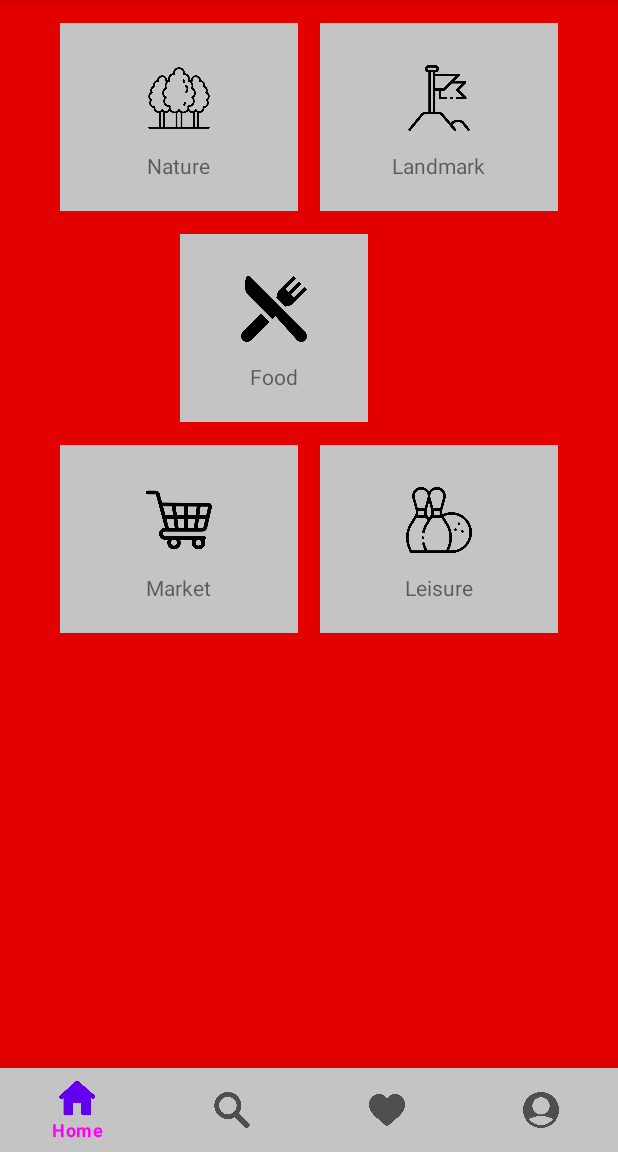
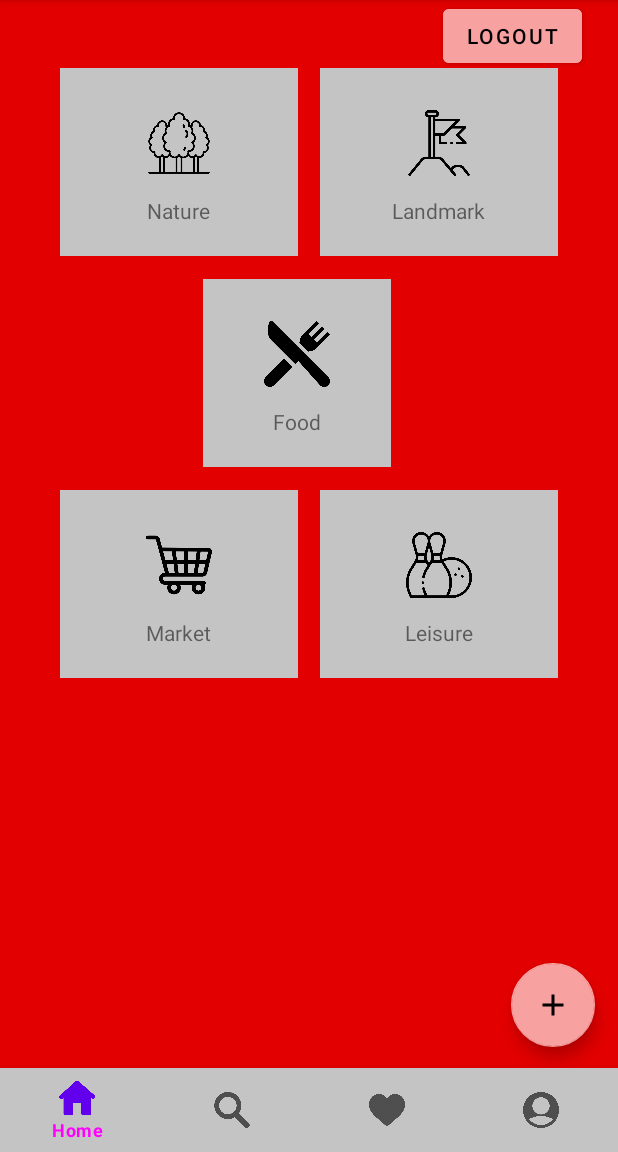
Before and after one commit to bcrennen/Asahi_Ryoko_Android_App, an Android app: the MainActivity screen opened directly, with no data from a screen before it, on a phone screen of 412 x 824 dp, the part 84-1236 px from its top. Run offline under Robolectric (Android 15) with nearby library versions, the phone set to English and light mode, and no system bars; our stand-ins replace Firebase (no records; nobody signed in at launch, a user with empty details on screens opened directly).

Commit message:
fixed error for search activity and added key values for going into each individual intent, added logo and title for start up app icon

```diff
--- a/app/build.gradle
+++ b/app/build.gradle
@@ -43,11 +43,15 @@ dependencies {
     def recyclerview_version = "1.0.0"
     implementation "androidx.recyclerview:recyclerview:$recyclerview_version"
     implementation 'com.squareup.picasso:picasso:2.5.2'
+    implementation 'com.github.bumptech.glide:glide:4.11.0'
+    implementation 'de.hdodenhof:circleimageview:3.1.0'
     testImplementation 'junit:junit:4.+'
     androidTestImplementation 'androidx.test.ext:junit:1.1.2'
     androidTestImplementation 'androidx.test.espresso:espresso-core:3.3.0'
     compileOnly 'com.google.android.wearable:wearable:2.8.1'
 
+    implementation 'com.firebaseui:firebase-ui-database:6.2.1'
+
     // FirebaseUI Storage only
     implementation 'com.firebaseui:firebase-ui-storage:6.4.0'
 }
--- a/app/src/main/AndroidManifest.xml
+++ b/app/src/main/AndroidManifest.xml
@@ -12,9 +12,11 @@
         android:allowBackup="true"
         android:icon="@mipmap/ic_launcher"
         android:label="@string/app_name"
-        android:roundIcon="@mipmap/ic_launcher_round"
+        android:roundIcon="@drawable/asahi_ryoko_logo"
         android:supportsRtl="true"
         android:theme="@style/Theme.AsahiRyoko">
+        <activity android:name=".LikedAndFavActivity"></activity>
+        <activity android:name=".Search"></activity>
         <activity android:name=".DisplayPostActivity"></activity>
         <activity android:name=".LikedAndFavActivity" />
         <activity android:name=".edit_profile_activity" />
--- a/app/src/main/java/ca/bcit/asahiryoko/MainActivity.java
+++ b/app/src/main/java/ca/bcit/asahiryoko/MainActivity.java
@@ -12,6 +12,7 @@ import android.widget.ImageButton;
 import android.widget.RelativeLayout;
 
 import com.google.android.material.bottomnavigation.BottomNavigationView;
+import com.google.android.material.floatingactionbutton.FloatingActionButton;
 import com.google.firebase.auth.FirebaseAuth;
 
 public class MainActivity extends AppCompatActivity {
@@ -19,15 +20,101 @@ public class MainActivity extends AppCompatActivity {
     private Button logoutButton;
     private ImageButton postButton;
 
-    //RelativeLayout rellay_nature, rellay_landmark, rellay_food, rellay_market, rellay_leisure;
+    private FloatingActionButton postFab;
+
+    RelativeLayout rellay_nature, rellay_landmark, rellay_food, rellay_market, rellay_leisure;
 
     @Override
     protected void onCreate(Bundle savedInstanceState) {
         super.onCreate(savedInstanceState);
         setContentView(R.layout.activity_main);
 
+        // TODO: Reformat
+        BottomNavigationView bottomNavigationView = findViewById(R.id.navbar);
+
         logoutButton = findViewById(R.id.LogoutBtn);
-        postButton = findViewById(R.id.PostBtn);
+
+        postFab = findViewById(R.id.postFloat);
+        bottomNavigationView.setSelectedItemId(R.id.home);
+
+        bottomNavigationView.setOnNavigationItemSelectedListener(new BottomNavigationView.OnNavigationItemSelectedListener() {
+            @Override
+            public boolean onNavigationItemSelected(@NonNull MenuItem item) {
+                switch (item.getItemId()){
+                    case R.id.home:
+                        return true;
+
+                    case R.id.search:
+                        startActivity(new Intent(getApplicationContext(),
+                                Search.class));
+                        overridePendingTransition(0,0);
+                        return true;
+
+                    case R.id.like:
+                        startActivity(new Intent(getApplicationContext(),
+                                LikedAndFavActivity.class));
+                        overridePendingTransition(0,0);
+                        return true;
+
+                    case R.id.profile:
+                        startActivity(new Intent(getApplicationContext(),
+                                ProfileActivity.class));
+                        overridePendingTransition(0,0);
+                        return true;
+
+                }
+                return false;
+            }
+
+        });
+
+        rellay_nature = findViewById(R.id.nature);
+        rellay_landmark = findViewById(R.id.landmark);
+        rellay_food = findViewById(R.id.food);
+        rellay_market = findViewById(R.id.market);
+        rellay_leisure = findViewById(R.id.leisure);
+
+        rellay_nature.setOnClickListener(new View.OnClickListener() {
+            @Override
+            public void onClick(View view) {
+                Intent intent = new Intent(MainActivity.this, DisplayPostActivity.class);
+                intent.putExtra("Filter", "Nature");
+                startActivity(intent);
+            }
+        });
+
+        rellay_landmark.setOnClickListener(new View.OnClickListener() {
+            @Override
+            public void onClick(View view) {
+                Intent intent = new Intent(MainActivity.this, DisplayPostActivity.class);
+                intent.putExtra("Filter", "Landmarks");
+                startActivity(intent);
+            }
+        });
+        rellay_food.setOnClickListener(new View.OnClickListener() {
+            @Override
+            public void onClick(View view) {
+                Intent intent = new Intent(MainActivity.this, DisplayPostActivity.class);
+                intent.putExtra("Filter", "Food");
+                startActivity(intent);
+            }
+        });
+        rellay_market.setOnClickListener(new View.OnClickListener() {
+            @Override
+            public void onClick(View view) {
+                Intent intent = new Intent(MainActivity.this, DisplayPostActivity.class);
+                intent.putExtra("Filter", "Market Or Shopping");
+                startActivity(intent);
+            }
+        });
+        rellay_leisure.setOnClickListener(new View.OnClickListener() {
+            @Override
+            public void onClick(View view) {
+                Intent intent = new Intent(MainActivity.this, DisplayPostActivity.class);
+                intent.putExtra("Filter", "Leisure");
+                startActivity(intent);
+            }
+        });
 
         logoutButton.setOnClickListener(new View.OnClickListener() {
             @Override
@@ -38,101 +125,12 @@ public class MainActivity extends AppCompatActivity {
             }
         });
 
-        postButton.setOnClickListener(new View.OnClickListener() {
+        postFab.setOnClickListener(new View.OnClickListener() {
             @Override
             public void onClick(View v) {
                 Intent postActivityIntent = new Intent(MainActivity.this, UserPostActivity.class);
                 startActivity(postActivityIntent);
             }
         });
-
-        // TODO: Reformat
-//        BottomNavigationView bottomNavigationView = findViewById(R.id.navbar);
-//
-//        bottomNavigationView.setSelectedItemId(R.id.home);
-//
-//        bottomNavigationView.setOnNavigationItemSelectedListener(new BottomNavigationView.OnNavigationItemSelectedListener() {
-//            @Override
-//            public boolean onNavigationItemSelected(@NonNull MenuItem item) {
-//                switch (item.getItemId()){
-//                    case R.id.home:
-//                        return true;
-//
-//                    case R.id.search:
-//                        startActivity(new Intent(getApplicationContext(),
-//                                Search.class));
-//                        overridePendingTransition(0,0);
-//                        return true;
-//
-//                    case R.id.like:
-//                        startActivity(new Intent(getApplicationContext(),
-//                                Likes.class));
-//                        overridePendingTransition(0,0);
-//                        return true;
-//
-//                    case R.id.profile:
-//                        startActivity(new Intent(getApplicationContext(),
-//                                Profile.class));
-//                        overridePendingTransition(0,0);
-//                        return true;
-//
-//                }
-//                return false;
-//            }
-//
-//        });
-//
-//        rellay_nature = findViewById(R.id.nature);
-//        rellay_landmark = findViewById(R.id.landmark);
-//        rellay_food = findViewById(R.id.food);
-//        rellay_market = findViewById(R.id.market);
-//        rellay_leisure = findViewById(R.id.leisure);
-//
-//        rellay_nature.setOnClickListener(new View.OnClickListener() {
-//            @Override
-//            public void onClick(View view) {
-//                Intent intent = new Intent(MainActivity.this, Nature.class);
-//                intent.addFlags(Intent.FLAG_ACTIVITY_SINGLE_TOP);
-//                startActivity(intent);
-//            }
-//        });
-//
-//        rellay_landmark.setOnClickListener(new View.OnClickListener() {
-//            @Override
-//            public void onClick(View view) {
-//                Intent intent = new Intent(MainActivity.this, Landmark.class);
-//                intent.addFlags(Intent.FLAG_ACTIVITY_SINGLE_TOP);
-//                startActivity(intent);
-//            }
-//        });
-//        rellay_food.setOnClickListener(new View.OnClickListener() {
-//            @Override
-//            public void onClick(View view) {
-//                Intent intent = new Intent(MainActivity.this, Food.class);
-//                intent.addFlags(Intent.FLAG_ACTIVITY_SINGLE_TOP);
-//                startActivity(intent);
-//            }
-//        });
-//        rellay_market.setOnClickListener(new View.OnClickListener() {
-//            @Override
-//            public void onClick(View view) {
-//                Intent intent = new Intent(MainActivity.this, Market.class);
-//                intent.addFlags(Intent.FLAG_ACTIVITY_SINGLE_TOP);
-//                startActivity(intent);
-//            }
-//        });
-//        rellay_leisure.setOnClickListener(new View.OnClickListener() {
-//            @Override
-//            public void onClick(View view) {
-//                Intent intent = new Intent(MainActivity.this, Leisure.class);
-//                intent.addFlags(Intent.FLAG_ACTIVITY_SINGLE_TOP);
-//                startActivity(intent);
-//            }
-//        });
-//    }
-//
-//    public void testnaturelist(View view) {
-//        Intent intent = new Intent(MainActivity.this, NatureListActivity.class);
-//        startActivity(intent);
-//    }
-} }
+    }
+}
--- /dev/null
+++ b/app/src/main/res/drawable/ic_baseline_add_24.xml
@@ -0,0 +1,5 @@
+<vector android:height="24dp" android:tint="#DC0000"
+    android:viewportHeight="24" android:viewportWidth="24"
+    android:width="24dp" xmlns:android="http://schemas.android.com/apk/res/android">
+    <path android:fillColor="@android:color/white" android:pathData="M19,13h-6v6h-2v-6H5v-2h6V5h2v6h6v2z"/>
+</vector>
--- /dev/null
+++ b/app/src/main/res/drawable/ic_baseline_add_35.xml
@@ -0,0 +1,5 @@
+<vector android:height="35dp" android:tint="?attr/colorControlNormal"
+    android:viewportHeight="24" android:viewportWidth="24"
+    android:width="35dp" xmlns:android="http://schemas.android.com/apk/res/android">
+    <path android:fillColor="@android:color/white" android:pathData="M19,13h-6v6h-2v-6H5v-2h6V5h2v6h6v2z"/>
+</vector>
--- a/app/src/main/res/layout/activity_main.xml
+++ b/app/src/main/res/layout/activity_main.xml
@@ -5,17 +5,27 @@
     android:layout_width="match_parent"
     android:layout_height="match_parent"
     android:background="@color/red"
-    tools:context=".MainActivity">
+    tools:context=".MainActivity"
+    android:orientation="vertical">
 
     <RelativeLayout
         android:layout_width="match_parent"
-        android:layout_height="450dp"
-        >
+        android:layout_height="470dp">
+
+        <Button
+            android:id="@+id/LogoutBtn"
+            android:layout_width="wrap_content"
+            android:layout_height="wrap_content"
+            android:text="Logout"
+            android:layout_marginLeft="295dp"
+            android:backgroundTint="#F8A1A1"
+            android:textColor="@color/black"/>
 
         <LinearLayout
             android:layout_width="match_parent"
             android:layout_height="match_parent"
-            android:orientation="vertical">
+            android:orientation="vertical"
+            android:layout_marginTop="30dp">
 
             <LinearLayout
                 android:layout_width="match_parent"
@@ -104,7 +114,7 @@
                 android:id="@+id/food"
                 android:layout_width="125dp"
                 android:layout_height="125dp"
-                android:layout_marginLeft="120dp"
+                android:layout_marginLeft="135dp"
                 android:layout_marginTop="15dp"
                 android:layout_marginRight="125dp"
                 android:background="@color/grey"
@@ -227,4 +237,23 @@
         app:itemBackground="@color/grey"
         app:itemTextColor="@drawable/selector"
         app:menu="@menu/nav_app" />
-    </RelativeLayout>
+
+    <androidx.coordinatorlayout.widget.CoordinatorLayout
+        android:id="@+id/container_layout"
+        android:layout_width="match_parent"
+        android:layout_height="match_parent">
+
+        <com.google.android.material.floatingactionbutton.FloatingActionButton
+            android:id="@+id/postFloat"
+            android:layout_width="wrap_content"
+            android:layout_height="wrap_content"
+            android:layout_gravity="bottom|right"
+            android:layout_marginRight="15dp"
+            android:layout_marginBottom="70dp"
+            android:src="@drawable/ic_baseline_add_24"
+            app:backgroundTint="#F8A1A1">
+
+        </com.google.android.material.floatingactionbutton.FloatingActionButton>
+
+    </androidx.coordinatorlayout.widget.CoordinatorLayout>
+</RelativeLayout>
--- a/app/src/main/res/layout/activity_user_login.xml
+++ b/app/src/main/res/layout/activity_user_login.xml
@@ -10,11 +10,11 @@
 
     <ImageView
         android:id="@+id/AsahiRyokoLogo"
-        android:layout_width="165dp"
+        android:layout_width="170dp"
         android:layout_height="165dp"
         android:layout_gravity="center"
         android:layout_marginTop="60dp"
-        android:src="@drawable/unnamed"/>
+        android:src="@drawable/asahi_ryoko_logo"/>
 
     <FrameLayout
         android:layout_width="match_parent"
--- a/app/src/main/res/values/strings.xml
+++ b/app/src/main/res/values/strings.xml
@@ -1,6 +1,6 @@
 <resources>
     <string name="app_name">Asahi Ryoko</string>
-    <string name="title_activity_user_login">UserLoginActivity</string>
+    <string name="title_activity_user_login">Asahi Ryoko</string>
     <string name="hello_world">Hello Square World!</string>
 
     <!--User Login-->
```
Also changed, not shown: app/src/main/java/ca/bcit/asahiryoko/Search.java (added, +97 -0 lines), app/src/main/java/ca/bcit/asahiryoko/UserPostActivity.java (+1 -9 lines), app/src/main/java/ca/bcit/asahiryoko/model.java (added, +30 -0 lines), app/src/main/java/ca/bcit/asahiryoko/myadapter.java (added, +52 -0 lines), app/src/main/res/layout/activity_search.xml (added, +20 -0 lines), app/src/main/res/layout/activity_user_post.xml (+10 -10 lines), app/src/main/res/layout/singlerow.xml (added, +52 -0 lines), app/src/main/res/menu/searchmenu.xml (added, +12 -0 lines), app/src/main/res/drawable/asahi_ryoko_logo.png (added), app/src/main/res/drawable/unnamed.png (deleted).
